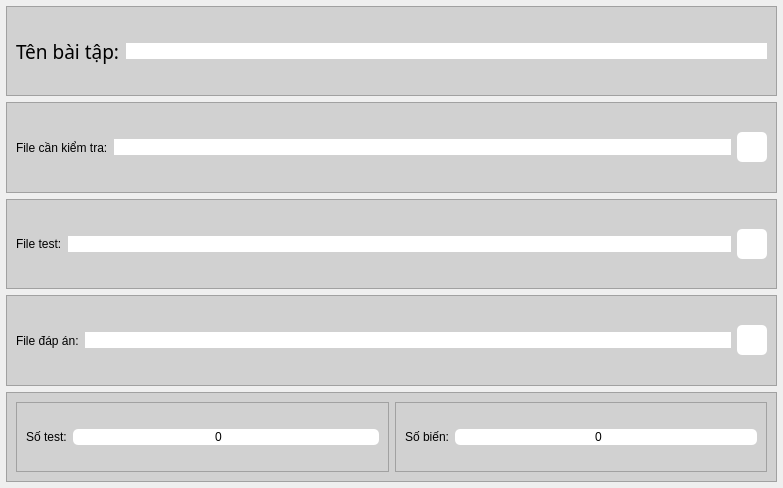
Above: UI_Files/edit_frame.ui from hoangm960/Astraea before the change. Below: the same form after it.
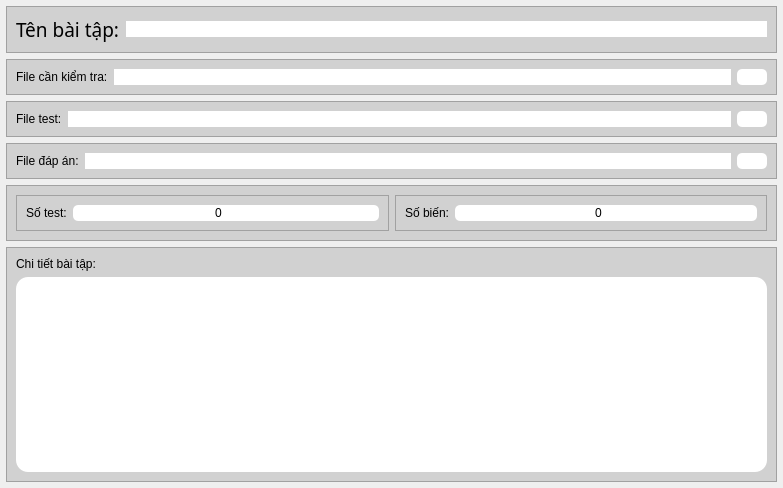
That is the form after the change. Icons and pictures are not drawn.

Commit message: load details

```diff
--- a/UI_Files/edit_frame.ui
+++ b/UI_Files/edit_frame.ui
@@ -442,6 +442,39 @@
      </layout>
     </widget>
    </item>
+   <item>
+    <widget class="QFrame" name="details_frame">
+     <property name="styleSheet">
+      <string notr="true">background-color: rgb(209, 209, 209);</string>
+     </property>
+     <property name="frameShape">
+      <enum>QFrame::StyledPanel</enum>
+     </property>
+     <property name="frameShadow">
+      <enum>QFrame::Raised</enum>
+     </property>
+     <layout class="QVBoxLayout" name="verticalLayout_2">
+      <item>
+       <widget class="QLabel" name="details_label">
+        <property name="text">
+         <string>Chi tiết bài tập:</string>
+        </property>
+       </widget>
+      </item>
+      <item>
+       <widget class="QTextEdit" name="details_entry">
+        <property name="styleSheet">
+         <string notr="true">background-color: rgb(255, 255, 255);
+border-radius: 12px;</string>
+        </property>
+        <property name="horizontalScrollBarPolicy">
+         <enum>Qt::ScrollBarAlwaysOff</enum>
+        </property>
+       </widget>
+      </item>
+     </layout>
+    </widget>
+   </item>
   </layout>
  </widget>
  <resources>
```
The commit also changes 1 other file.
